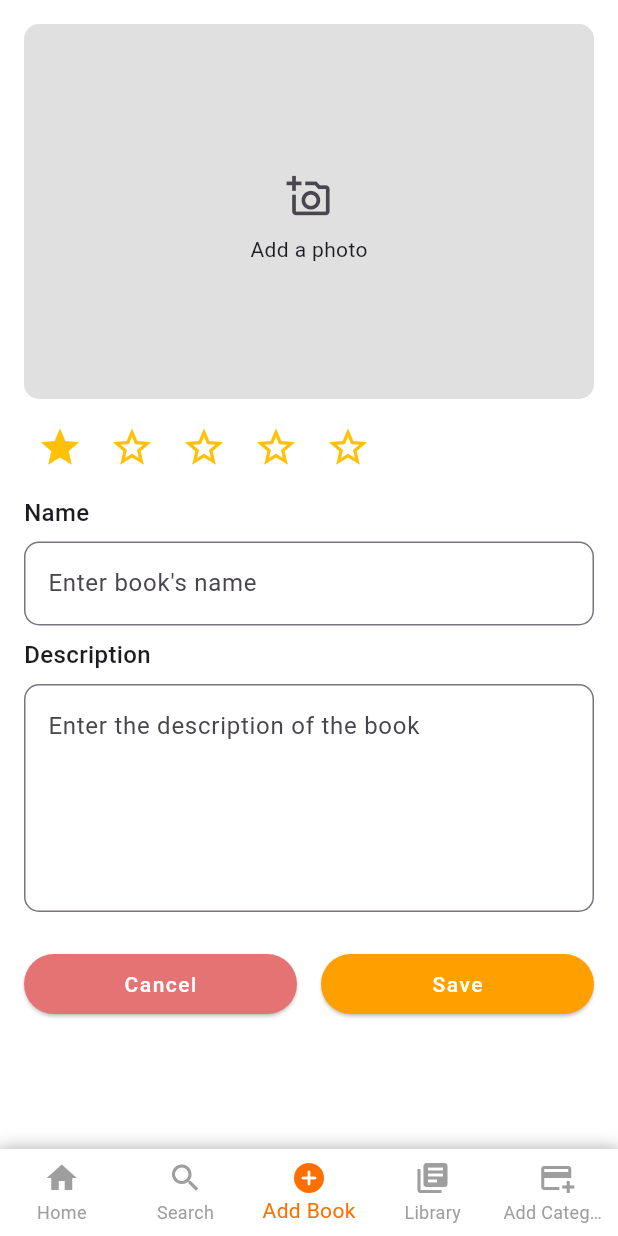
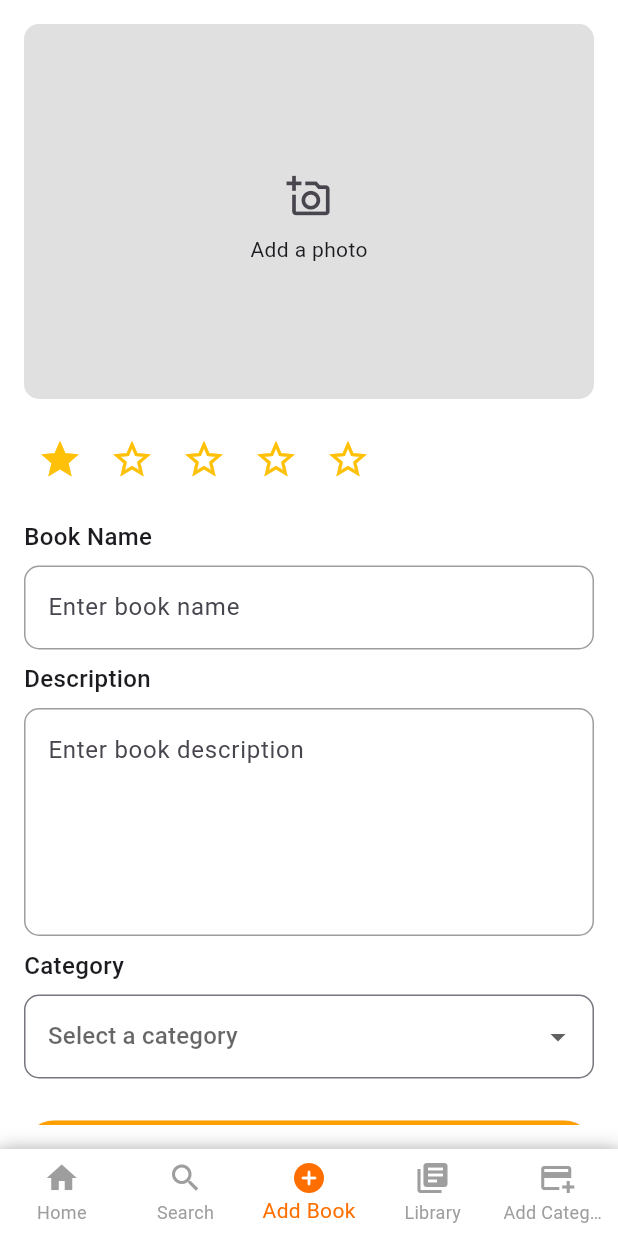
Before and after one commit to Nasaee/library_app, a Flutter app: the AddBookScreen screen opened by its route, after a tap on the "star border" icon, on a phone screen of 412 x 824 dp. Run offline on Flutter 3.47's test engine with Material 3 defaults, Android fonts, the phone set to English and light mode, and no system bars; our stand-ins replace flutter_easyloading, fluttertoast, go_router, sqflite; accounts and stored records are empty.

Commit message:
update add book page

```diff
--- a/lib/components/input.dart
+++ b/lib/components/input.dart
@@ -35,6 +35,23 @@ class CustomTextInput extends StatelessWidget {
             hintText: hint,
             border: OutlineInputBorder(
               borderRadius: BorderRadius.circular(10),
+              borderSide:
+                  const BorderSide(color: Colors.grey), // Default border color
+            ),
+            focusedBorder: OutlineInputBorder(
+              borderRadius: BorderRadius.circular(10),
+              borderSide: const BorderSide(
+                  color: Colors.orange), // Border color when focused
+            ),
+            enabledBorder: OutlineInputBorder(
+              borderRadius: BorderRadius.circular(10),
+              borderSide: const BorderSide(
+                  color: Colors.grey), // Border color when enabled
+            ),
+            errorBorder: OutlineInputBorder(
+              borderRadius: BorderRadius.circular(10),
+              borderSide: const BorderSide(
+                  color: Colors.red), // Border color when error
             ),
           ),
           validator: validator,
--- a/lib/screens/main_screens/add_book_screen.dart
+++ b/lib/screens/main_screens/add_book_screen.dart
@@ -1,5 +1,8 @@
 import 'package:flutter/material.dart';
 import 'package:library_app/components/input.dart';
+import 'package:library_app/models/category_model.dart';
+import 'package:library_app/providers/category_provider.dart';
+import 'package:provider/provider.dart';
 
 class AddBookScreen extends StatefulWidget {
   static const String routeName = '/add';
@@ -10,13 +13,17 @@ class AddBookScreen extends StatefulWidget {
 }
 
 class _AddBookScreenState extends State<AddBookScreen> {
-  final _formKey = GlobalKey<FormState>(); // ✅ Form key for validation
+  final _formKey = GlobalKey<FormState>();
+  String? _selectedCategory;
+  bool _submitted = false;
   int _rating = 0;
   final _nameController = TextEditingController();
   final _descriptionController = TextEditingController();
 
   @override
   Widget build(BuildContext context) {
+    final categoryProvider = Provider.of<CategoryProvider>(context);
+
     return Scaffold(
       backgroundColor: Colors.white,
       body: SafeArea(
@@ -24,10 +31,13 @@ class _AddBookScreenState extends State<AddBookScreen> {
           padding: const EdgeInsets.all(16),
           child: SingleChildScrollView(
             child: Form(
-              key: _formKey, // ✅ Wrap inside Form for validation
+              key: _formKey,
+              autovalidateMode: _submitted
+                  ? AutovalidateMode.always
+                  : AutovalidateMode.disabled, // ✅ Show validation after submit
               child: Column(
+                crossAxisAlignment: CrossAxisAlignment.start,
                 children: [
-                  // 📷 Image Placeholder
                   Container(
                     width: double.infinity,
                     height: 250,
@@ -48,9 +58,10 @@ class _AddBookScreenState extends State<AddBookScreen> {
                       ],
                     ),
                   ),
-                  const SizedBox(height: 8),
-
+                  SizedBox(height: 16),
                   // ⭐ Rating System
+                  Column(
+                    children: [
                       Row(
                         children: [
                           for (int i = 1; i <= 5; i++)
@@ -68,37 +79,32 @@ class _AddBookScreenState extends State<AddBookScreen> {
                             ),
                         ],
                       ),
-                  if (_rating == 0 &&
-                      _formKey.currentState != null &&
-                      !_formKey.currentState!
-                          .validate()) // ✅ Show validation message for rating
-                    const SizedBox(
+                      if (_rating == 0 && _submitted)
+                        Padding(
+                          padding: const EdgeInsets.only(left: 8.0),
+                          child: SizedBox(
                             width: double.infinity,
-                      child: Padding(
-                        padding: EdgeInsets.only(left: 10),
                             child: Text(
-                          'Please select a rating',
-                          style: TextStyle(color: Colors.red, fontSize: 14),
+                              'Please provide a rating',
+                              style: TextStyle(color: Colors.red, fontSize: 12),
                               textAlign: TextAlign.start,
                             ),
                           ),
                         ),
+                    ],
+                  ),
 
-                  const SizedBox(height: 8),
+                  SizedBox(height: 16),
 
                   // 📖 Book Name Input
                   CustomTextInput(
-                    label: 'Name',
-                    hint: 'Enter book\'s name',
+                    label: 'Book Name',
+                    hint: 'Enter book name',
                     controller: _nameController,
-                    onChanged: () =>
-                        setState(() {}), // ✅ Reset error when typing
-                    validator: (value) {
-                      if (value == null || value.isEmpty) {
-                        return 'Book name cannot be empty';
-                      }
-                      return null;
-                    },
+                    onChanged: () => setState(() {}),
+                    validator: (value) => value == null || value.isEmpty
+                        ? 'Book name cannot be empty'
+                        : null,
                   ),
 
                   const SizedBox(height: 8),
@@ -106,52 +112,64 @@ class _AddBookScreenState extends State<AddBookScreen> {
                   // 📝 Book Description Input
                   CustomTextInput(
                     label: 'Description',
-                    hint: 'Enter the description of the book',
+                    hint: 'Enter book description',
                     controller: _descriptionController,
                     maxLines: 5,
-                    onChanged: () =>
-                        setState(() {}), // ✅ Reset error when typing
-                    validator: (value) {
-                      if (value == null || value.isEmpty) {
-                        return 'Description cannot be empty';
-                      }
-                      return null;
+                    onChanged: () => setState(() {}),
+                    validator: (value) => value == null || value.isEmpty
+                        ? 'Description cannot be empty'
+                        : null,
+                  ),
+
+                  const SizedBox(height: 8),
+
+                  // 📌 Category Dropdown with Validation
+                  const Text(
+                    'Category',
+                    style: TextStyle(fontSize: 16, fontWeight: FontWeight.w500),
+                  ),
+                  const SizedBox(height: 8),
+                  DropdownButtonFormField<String>(
+                    value: _selectedCategory,
+                    hint: const Text('Select a category'),
+                    isExpanded: true,
+                    items: categoryProvider.categories
+                        .map((CategoryModel category) {
+                      return DropdownMenuItem(
+                        value: category.name,
+                        child: Text(category.name),
+                      );
+                    }).toList(),
+                    onChanged: (value) {
+                      setState(() {
+                        _selectedCategory = value!;
+                      });
                     },
+                    validator: (value) =>
+                        value == null ? 'Please select a category' : null,
+                    decoration: InputDecoration(
+                      border: OutlineInputBorder(
+                        borderRadius: BorderRadius.circular(10),
+                      ),
+                      errorText: _submitted && _selectedCategory == null
+                          ? 'Please select a category'
+                          : null, // ✅ Show error after submit
+                    ),
                   ),
 
                   const SizedBox(height: 24),
 
-                  // 🚀 Buttons
-                  Row(
-                    children: [
-                      Expanded(
+                  // 🚀 Submit Button
+                  SizedBox(
+                    width: double.infinity,
                     child: ElevatedButton(
-                          style: ElevatedButton.styleFrom(
-                            backgroundColor: Colors.red[300],
-                          ),
-                          onPressed: () => Navigator.pop(context),
-                          child: const Text(
-                            'Cancel',
-                            style: TextStyle(
-                                color: Colors.white, letterSpacing: 1),
-                          ),
-                        ),
-                      ),
-                      const SizedBox(width: 16),
-                      Expanded(
-                        child: ElevatedButton(
+                      onPressed: _saveBook,
                       style: ElevatedButton.styleFrom(
                         backgroundColor: Colors.amber[700],
                       ),
-                          onPressed: _saveBook,
-                          child: const Text(
-                            'Save',
-                            style: TextStyle(
-                                color: Colors.white, letterSpacing: 1),
+                      child: const Text('Save',
+                          style: TextStyle(color: Colors.white)),
                     ),
-                        ),
-                      ),
-                    ],
                   ),
                 ],
               ),
@@ -164,14 +182,29 @@ class _AddBookScreenState extends State<AddBookScreen> {
 
   /// ✅ Validate and Save Book
   void _saveBook() {
-    if (_formKey.currentState!.validate() && _rating > 0) {
-      print('Book Saved: Name - ${_nameController.text}, Rating - $_rating');
-    } else {
-      setState(() {}); // Refresh UI to show validation errors
+    setState(() {
+      _submitted = true; // ✅ Show validation on submit
+    });
+
+    if (_formKey.currentState!.validate() && _selectedCategory != null ||
+        _rating > 0) {
+      print(
+          '✅ Book Saved: Name - ${_nameController.text}, Category - $_selectedCategory, Rating - $_rating');
+      _resetForm();
     }
   }
 
-// Dispose controllers  when the widget is removed from the widget tree
+  /// ✅ Reset form fields after successful book addition
+  void _resetForm() {
+    _nameController.clear();
+    _descriptionController.clear();
+    setState(() {
+      _submitted = false;
+      _selectedCategory = null;
+      _rating = 0;
+    });
+  }
+
   @override
   void dispose() {
     _nameController.dispose();
--- a/pubspec.yaml
+++ b/pubspec.yaml
@@ -39,6 +39,8 @@ dependencies:
   sqflite: ^2.4.2
   provider:
   fluttertoast: ^8.2.12
+  image_picker: ^1.1.2
+  path_provider: ^2.1.5
 
 dev_dependencies:
   flutter_test:
```
Also changed, not shown: pubspec.lock, 4 other files. Lines whose indentation alone changed are shown as unchanged.
